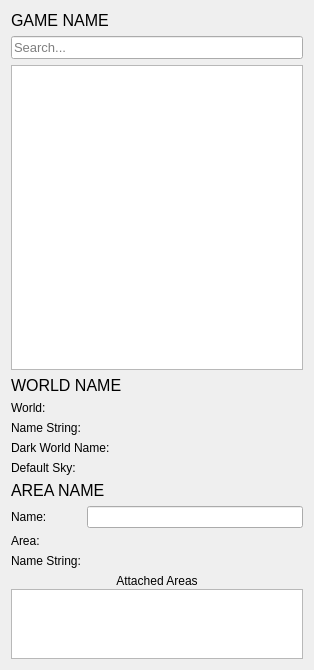
Qt form src/Editor/WorldEditor/CWorldInfoSidebar.ui (AxioDL/PrimeWorldEditor) before a commit.
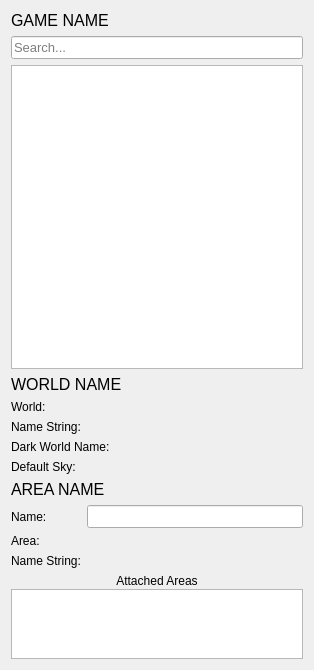
The same form after that commit. Custom widgets are drawn as their Qt base class.

```diff
--- a/src/Editor/WorldEditor/CWorldInfoSidebar.ui
+++ b/src/Editor/WorldEditor/CWorldInfoSidebar.ui
@@ -231,7 +231,13 @@
          </widget>
         </item>
         <item row="0" column="1">
-         <widget class="QLineEdit" name="AreaNameLineEdit"/>
+         <widget class="QLineEdit" name="AreaNameLineEdit">
+          <property name="font">
+           <font>
+            <pointsize>10</pointsize>
+           </font>
+          </property>
+         </widget>
         </item>
         <item row="1" column="0">
          <widget class="QLabel" name="AreaLabel">
```
